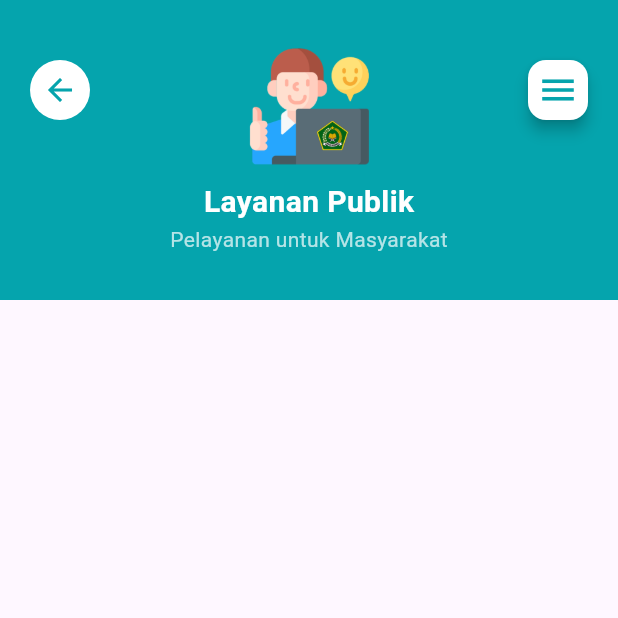
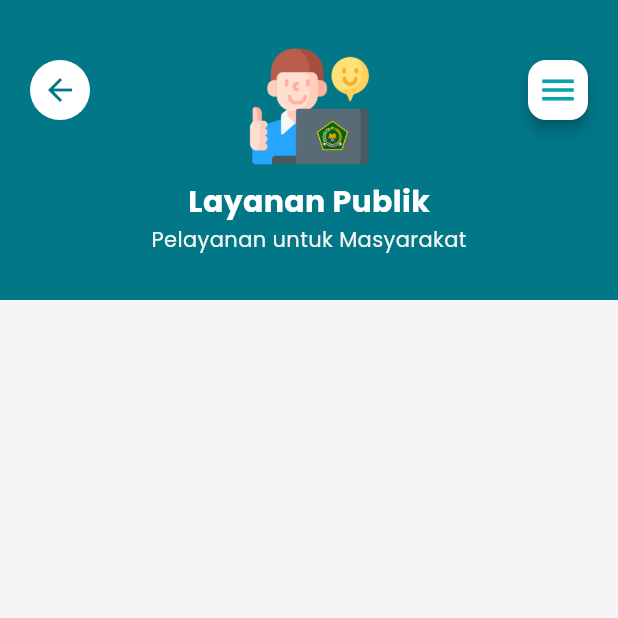
Before and after one commit to rennn9/GASPUL, a Flutter app: the screen it shows after launch, after a tap on "Layanan Publik", on a phone screen of 412 x 824 dp, the top half of it. Run offline on Flutter 3.47's test engine with Material 3 defaults, Android fonts, the phone set to English and light mode, and no system bars; our stand-ins replace flutter_riverpod, google_fonts.

Commit message:
Memindahkan styling ke theme.dart

```diff
--- /dev/null
+++ b/lib/core/theme/theme.dart
@@ -0,0 +1,21 @@
+import 'package:flutter/material.dart';
+import 'package:google_fonts/google_fonts.dart';
+
+class AppColors {
+  static const primary = Color(0xFF017787);
+  static const secondary = Color(0xFF05A4AD);
+  static const subtitle = Color(0xFFF5F5F5);
+}
+
+class AppTheme {
+  static ThemeData lightTheme = ThemeData(
+    primaryColor: AppColors.primary,
+    scaffoldBackgroundColor: AppColors.subtitle,
+    textTheme: GoogleFonts.poppinsTextTheme(), // 🔹 semua pakai Poppins
+    appBarTheme: AppBarTheme(
+      backgroundColor: AppColors.primary,
+      foregroundColor: Colors.white,
+      elevation: 0,
+    ),
+  );
+}
--- a/lib/features/home/home_screen.dart
+++ b/lib/features/home/home_screen.dart
@@ -8,19 +8,17 @@ import 'widgets/menu_card.dart';
 import 'widgets/accessibility_menu.dart';
 import 'service_page.dart';
 import 'home_providers.dart'; // 🔹 akses accessibilityMenuProvider
+import 'package:gaspul/core/theme/theme.dart'; // ✅ impor AppColors
 
 class HomeScreen extends ConsumerWidget {
   const HomeScreen({super.key});
 
   @override
   Widget build(BuildContext context, WidgetRef ref) {
-    const primaryColor = Color(0xFF017787);
-    const secondaryColor = Color(0xFF05A4AD);
-
     final isMenuOpen = ref.watch(accessibilityMenuProvider);
 
     return Scaffold(
-      backgroundColor: primaryColor,
+      backgroundColor: AppColors.primary, // ✅ ganti dari hardcode
       body: Stack(
         children: [
           Column(
@@ -47,7 +45,6 @@ class HomeScreen extends ConsumerWidget {
                             title: "Layanan Publik",
                             subtitle: "Pelayanan untuk Masyarakat",
                             imagePath: "assets/images/Logo Pelayanan Publik.png",
-                            secondaryColor: secondaryColor,
                             onTap: () {
                               Navigator.push(
                                 context,
@@ -67,7 +64,6 @@ class HomeScreen extends ConsumerWidget {
                             title: "Layanan Internal",
                             subtitle: "Sistem Internal Organisasi",
                             imagePath: "assets/images/Logo Layanan Internal.png",
-                            secondaryColor: secondaryColor,
                             onTap: () {
                               Navigator.push(
                                 context,
@@ -88,7 +84,6 @@ class HomeScreen extends ConsumerWidget {
                             subtitle: "Layanan Tingkat Daerah",
                             imagePath:
                                 "assets/images/Logo Layanan Kabupaten.png",
-                            secondaryColor: secondaryColor,
                             onTap: () {
                               Navigator.push(
                                 context,
@@ -109,7 +104,6 @@ class HomeScreen extends ConsumerWidget {
                             subtitle: "Layanan Pendidikan",
                             imagePath:
                                 "assets/images/Logo Layanan Pendidikan.png",
-                            secondaryColor: secondaryColor,
                             onTap: () {
                               Navigator.push(
                                 context,
@@ -129,7 +123,6 @@ class HomeScreen extends ConsumerWidget {
                             title: "Layanan KUA",
                             subtitle: "Kantor Urusan Agama",
                             imagePath: "assets/images/Logo KUA.png",
-                            secondaryColor: secondaryColor,
                             onTap: () {
                               Navigator.push(
                                 context,
@@ -148,7 +141,6 @@ class HomeScreen extends ConsumerWidget {
                             title: "Rubrik",
                             subtitle: "Informasi dan Berita",
                             imagePath: "assets/images/Logo Rubrik.png",
-                            secondaryColor: secondaryColor,
                             onTap: () {
                               Navigator.push(
                                 context,
--- a/lib/features/home/service_page.dart
+++ b/lib/features/home/service_page.dart
@@ -1,5 +1,6 @@
 import 'package:flutter/material.dart';
 import 'package:flutter_riverpod/flutter_riverpod.dart';
+import 'package:gaspul/core/theme/theme.dart'; // 🔹 import AppColors
 import 'widgets/menu_button.dart';
 import 'widgets/accessibility_menu.dart';
 import 'home_providers.dart';
@@ -27,15 +28,15 @@ class ServicePage extends ConsumerWidget {
         children: [
           Column(
             children: [
-              // 🔹 Header dengan warna primary
+              // 🔹 Header pakai warna primary
               Container(
                 height: 200,
                 decoration: const BoxDecoration(
-                  color: Color(0xFF05A4AD), // ✅ primary color
+                  color: AppColors.primary, // ✅ dari theme.dart
                 ),
                 child: Stack(
                   children: [
-                    // 🔹 Tombol kembali di kiri atas
+                    // 🔹 Tombol kembali
                     Positioned(
                       top: 40,
                       left: 20,
@@ -50,17 +51,17 @@ class ServicePage extends ConsumerWidget {
                           ),
                           child: const Icon(
                             Icons.arrow_back,
-                            color: Color(0xFF05A4AD), // ✅ primary color
+                            color: AppColors.primary, // ✅ konsisten
                           ),
                         ),
                       ),
                     ),
 
-                    // 🔹 Tombol Menu di kanan atas
-                    Positioned(
+                    // 🔹 Tombol Menu
+                    const Positioned(
                       top: 40,
                       right: 20,
-                      child: const MenuButton(),
+                      child: MenuButton(),
                     ),
 
                     // 🔹 Isi header (logo + title + subtitle)
@@ -82,7 +83,7 @@ class ServicePage extends ConsumerWidget {
                             subtitle,
                             style: const TextStyle(
                               fontSize: 14,
-                              color: Colors.white70,
+                              color: AppColors.subtitle,
                             ),
                           ),
                         ],
--- a/lib/features/home/widgets/accessibility_menu.dart
+++ b/lib/features/home/widgets/accessibility_menu.dart
@@ -1,4 +1,5 @@
 import 'package:flutter/material.dart';
+import 'package:gaspul/core/theme/theme.dart'; // 🔹 import AppColors
 
 class AccessibilityMenu extends StatelessWidget {
   final VoidCallback onClose;
@@ -7,10 +8,10 @@ class AccessibilityMenu extends StatelessWidget {
 
   @override
   Widget build(BuildContext context) {
-    return Positioned.fill( // 🔹 agar bisa mendeteksi tap di seluruh layar
+    return Positioned.fill( // 🔹 full screen overlay
       child: Stack(
         children: [
-          // 🔹 Background transparan yang bisa ditap untuk close
+          // 🔹 Background transparan bisa tap untuk close
           GestureDetector(
             onTap: onClose,
             child: Container(
@@ -24,7 +25,7 @@ class AccessibilityMenu extends StatelessWidget {
             right: 20,
             child: Material(
               color: Colors.transparent,
-              elevation: 100, // biarin sesuai selera kamu
+              elevation: 100,
               borderRadius: BorderRadius.circular(16),
               child: Row(
                 mainAxisSize: MainAxisSize.min,
@@ -43,7 +44,7 @@ class AccessibilityMenu extends StatelessWidget {
                       icon: const Icon(
                         Icons.close,
                         size: 28,
-                        color: Color(0xFF05A4AD),
+                        color: AppColors.primary, // ✅ dari theme
                       ),
                       onPressed: onClose,
                     ),
@@ -114,7 +115,7 @@ class _MenuButton extends StatelessWidget {
         width: 100,
         padding: const EdgeInsets.symmetric(vertical: 12, horizontal: 8),
         decoration: BoxDecoration(
-          color: const Color(0xFF05A4AD),
+          color: AppColors.primary, // ✅ konsisten theme
           borderRadius: BorderRadius.circular(14),
         ),
         child: Column(
--- a/lib/features/home/widgets/header.dart
+++ b/lib/features/home/widgets/header.dart
@@ -1,5 +1,5 @@
 import 'package:flutter/material.dart';
-import 'package:google_fonts/google_fonts.dart';
+import 'package:gaspul/core/theme/theme.dart'; // 🔹 pakai AppColors
 import 'menu_button.dart'; // 🔹 Import MenuButton
 
 class Header extends StatelessWidget {
@@ -19,10 +19,10 @@ class Header extends StatelessWidget {
             ),
           ),
         ),
-        Positioned(
+        const Positioned(
           top: 40,
           right: 20,
-          child: const MenuButton(), // 🔹 Ganti dengan MenuButton
+          child: MenuButton(), // 🔹 tetap pakai MenuButton
         ),
         Positioned.fill(
           child: Column(
@@ -35,11 +35,11 @@ class Header extends StatelessWidget {
               const SizedBox(height: 10),
               Text(
                 "Gerakan Aktif Sistimatis Pelayanan Unggul",
-                style: GoogleFonts.poppins(
-                  fontSize: 14,
-                  fontWeight: FontWeight.w500,
-                  color: Colors.white,
-                ),
+                style: Theme.of(context).textTheme.bodyMedium?.copyWith(
+                      fontSize: 14,
+                      fontWeight: FontWeight.w500,
+                      color: Colors.white, // ✅ biar kontras dengan background
+                    ),
                 textAlign: TextAlign.center,
               ),
             ],
--- a/lib/features/home/widgets/menu_button.dart
+++ b/lib/features/home/widgets/menu_button.dart
@@ -1,5 +1,6 @@
 import 'package:flutter/material.dart';
 import 'package:flutter_riverpod/flutter_riverpod.dart';
+import 'package:gaspul/core/theme/theme.dart'; // 🔹 import AppColors
 import '../home_providers.dart';
 
 class MenuButton extends ConsumerWidget {
@@ -7,11 +8,9 @@ class MenuButton extends ConsumerWidget {
 
   @override
   Widget build(BuildContext context, WidgetRef ref) {
-    const secondaryColor = Color(0xFF05A4AD);
-
     return Material(
       borderRadius: BorderRadius.circular(12),
-      elevation: 4, // 🔹 lebih mirip shadow di Header
+      elevation: 4, // 🔹 shadow agar mirip di Header
       color: Colors.white,
       child: InkWell(
         borderRadius: BorderRadius.circular(12),
@@ -23,7 +22,7 @@ class MenuButton extends ConsumerWidget {
           padding: EdgeInsets.all(6),
           child: Icon(
             Icons.menu,
-            color: secondaryColor,
+            color: AppColors.secondary, // ✅ pakai warna dari theme.dart
             size: 28,
           ),
         ),
--- a/lib/features/home/widgets/menu_card.dart
+++ b/lib/features/home/widgets/menu_card.dart
@@ -1,11 +1,10 @@
 import 'package:flutter/material.dart';
-import 'package:google_fonts/google_fonts.dart';
+import 'package:gaspul/core/theme/theme.dart'; // 🔹 pakai AppColors
 
 class MenuCard extends StatelessWidget {
   final String title;
   final String subtitle;
   final String imagePath;
-  final Color secondaryColor;
   final VoidCallback? onTap; // 🔹 Callback untuk navigasi
 
   const MenuCard({
@@ -13,23 +12,22 @@ class MenuCard extends StatelessWidget {
     required this.title,
     required this.subtitle,
     required this.imagePath,
-    required this.secondaryColor,
     this.onTap,
   });
 
   @override
   Widget build(BuildContext context) {
     return GestureDetector(
-      onTap: onTap, // 🔹 Biar bisa diklik
+      onTap: onTap, // 🔹 biar bisa diklik
       child: Container(
         decoration: BoxDecoration(
           color: Colors.white,
           borderRadius: BorderRadius.circular(20),
-          boxShadow: [
+          boxShadow: const [
             BoxShadow(
               color: Colors.black12,
               blurRadius: 4,
-              offset: const Offset(0, 2),
+              offset: Offset(0, 2),
             ),
           ],
         ),
@@ -42,10 +40,9 @@ class MenuCard extends StatelessWidget {
               const SizedBox(height: 12),
               Text(
                 title,
-                style: GoogleFonts.poppins(
-                  fontSize: 14,
+                style: Theme.of(context).textTheme.bodyLarge?.copyWith(
                       fontWeight: FontWeight.w600,
-                  color: secondaryColor,
+                      color: AppColors.secondary, // ✅ pakai warna theme
                       height: 1.2,
                     ),
                 textAlign: TextAlign.center,
@@ -53,10 +50,10 @@ class MenuCard extends StatelessWidget {
               const SizedBox(height: 6),
               Text(
               subtitle,
-                style: GoogleFonts.poppins(
-                  fontSize: 10,
+              style: Theme.of(context).textTheme.bodySmall?.copyWith(
+                    fontSize: 9, // ✅ tambahin ini
                     fontWeight: FontWeight.w400,
-                  color: const Color(0xFF555555),
+                    color: Colors.grey[700],
                     height: 1.2,
                   ),
                 textAlign: TextAlign.center,
--- a/lib/main.dart
+++ b/lib/main.dart
@@ -1,10 +1,13 @@
 import 'package:flutter/material.dart';
 import 'package:flutter_riverpod/flutter_riverpod.dart';
+import 'core/theme/theme.dart';
 import 'features/home/home_screen.dart';
 
 void main() {
   runApp(
-    const ProviderScope(child: MyApp()),
+    const ProviderScope( // 🔹 Riverpod wajib pakai ini
+      child: MyApp(),
+    ),
   );
 }
 
@@ -14,9 +17,10 @@ class MyApp extends StatelessWidget {
   @override
   Widget build(BuildContext context) {
     return MaterialApp(
-      title: 'Gaspul App',
-      theme: ThemeData(primarySwatch: Colors.teal),
-      home: const HomeScreen(), // <- langsung masuk ke halaman utama
+      title: 'Gaspul',
+      debugShowCheckedModeBanner: false,
+      theme: AppTheme.lightTheme, // 🔹 pakai theme dari theme.dart
+      home: const HomeScreen(),
     );
   }
 }
```
Lines whose indentation alone changed are shown as unchanged.
